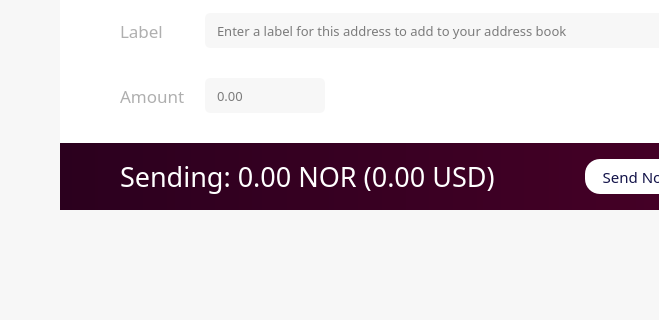
Qt form src/qt/forms/sendcoinsdialog.ui (noirofficial/noir) before a commit; both pictures show x 0 to 659 and y 218 to 538 of the 810 by 538 pixel window.
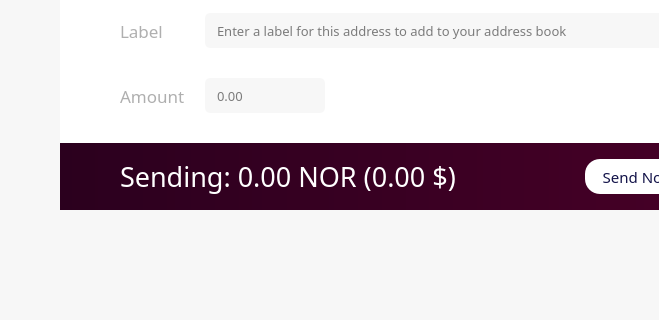
The same form after that commit. Icons and pictures are not drawn. Custom widgets are drawn as their Qt base class.

Commit message: Send UI: display correct fiat values

The edit to the form file:
```diff
--- a/src/qt/forms/sendcoinsdialog.ui
+++ b/src/qt/forms/sendcoinsdialog.ui
@@ -718,7 +718,7 @@
 </string>
              </property>
              <property name="text">
-              <string>Sending: 0.00 NOR (0.00 USD)</string>
+              <string>Sending: 0.00 NOR (0.00 $)</string>
              </property>
             </widget>
            </item>
```
The commit also changes 1 other file.
